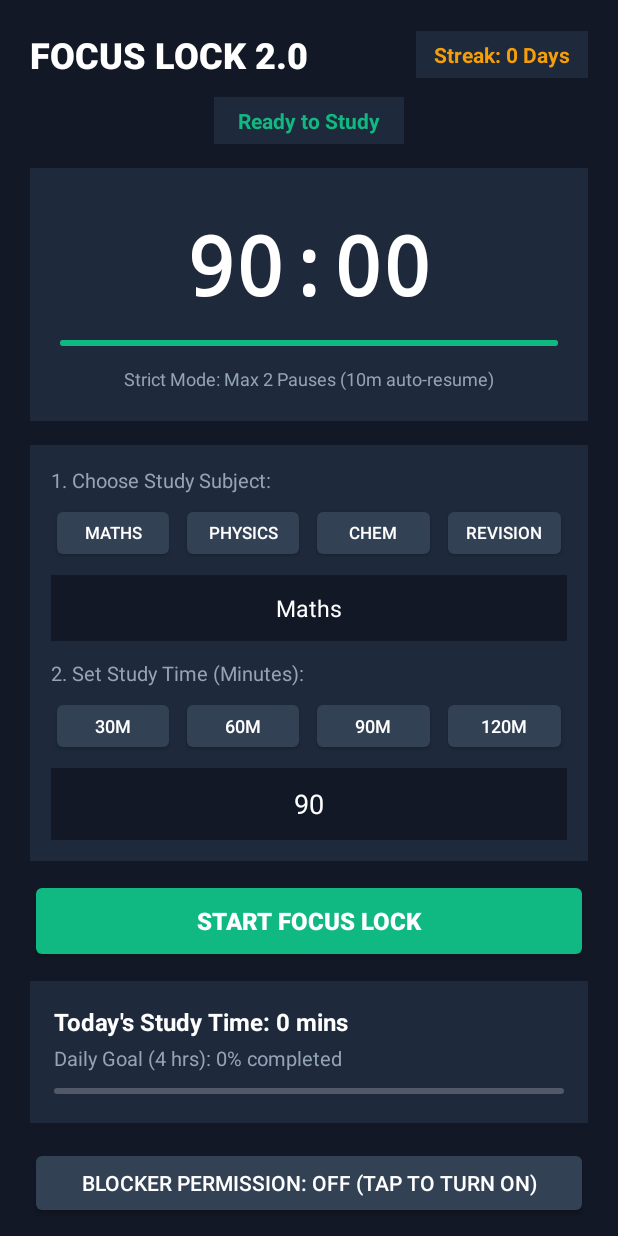
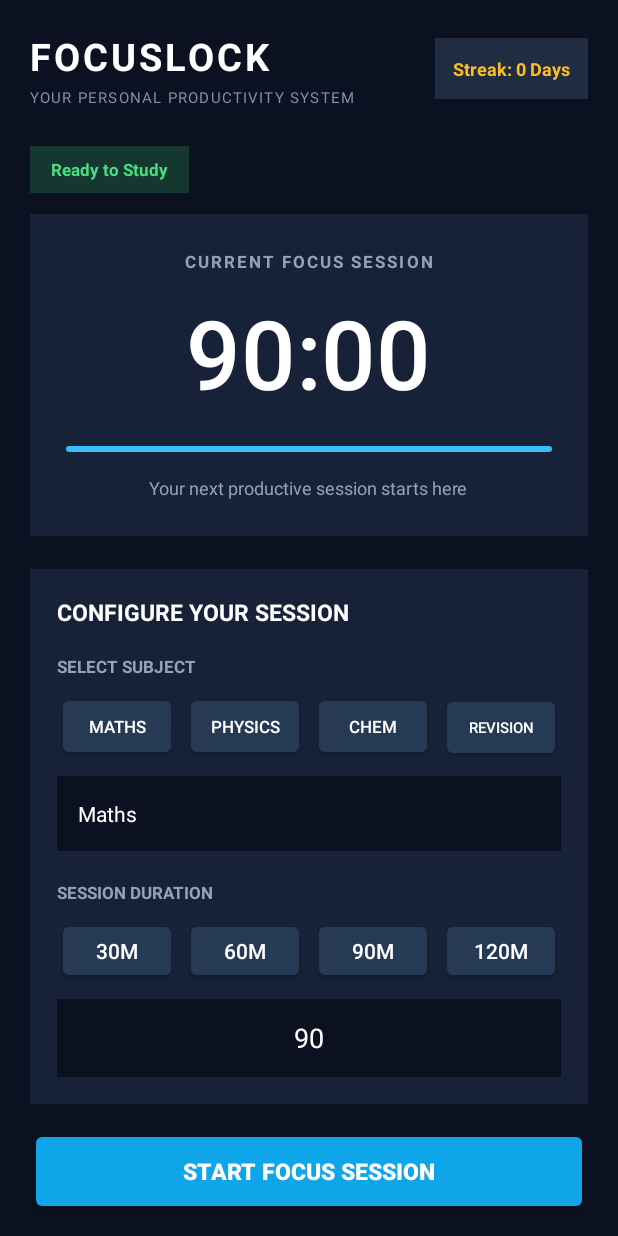
Before and after one commit to santraarya80-max/FocusLock, an Android app: the screen it shows after launch (MainActivity), on a phone screen of 412 x 824 dp. Run offline under Robolectric (Android 15) with nearby library versions, the phone set to English and light mode, and no system bars.

Commit message:
Update activity_main.xml

```diff
--- a/app/src/main/res/layout/activity_main.xml
+++ b/app/src/main/res/layout/activity_main.xml
@@ -1,305 +1,355 @@
+
 <?xml version="1.0" encoding="utf-8"?>
 <ScrollView xmlns:android="http://schemas.android.com/apk/res/android"
     android:layout_width="match_parent"
     android:layout_height="match_parent"
-    android:background="#121826"
-    android:fillViewport="true">
+    android:background="#0B1120"
+    android:fillViewport="true"
+    android:scrollbars="none">
 
     <LinearLayout
         android:layout_width="match_parent"
         android:layout_height="wrap_content"
-        android:gravity="center_horizontal"
         android:orientation="vertical"
         android:padding="20dp">
 
-        <!-- Top Header Row: Title and Streak Badge -->
+        <!-- HEADER -->
         <LinearLayout
             android:layout_width="match_parent"
             android:layout_height="wrap_content"
             android:gravity="center_vertical"
             android:orientation="horizontal">
 
-            <TextView
+            <LinearLayout
                 android:layout_width="0dp"
                 android:layout_height="wrap_content"
                 android:layout_weight="1"
-                android:fontFamily="sans-serif-medium"
-                android:text="FOCUS LOCK 2.0"
-                android:textColor="#FFFFFF"
-                android:textSize="24sp"
-                android:textStyle="bold" />
+                android:orientation="vertical">
+
+                <TextView
+                    android:layout_width="wrap_content"
+                    android:layout_height="wrap_content"
+                    android:text="FOCUSLOCK"
+                    android:textColor="#FFFFFF"
+                    android:textSize="25sp"
+                    android:textStyle="bold"
+                    android:letterSpacing="0.08" />
+
+                <TextView
+                    android:layout_width="wrap_content"
+                    android:layout_height="wrap_content"
+                    android:layout_marginTop="3dp"
+                    android:text="YOUR PERSONAL PRODUCTIVITY SYSTEM"
+                    android:textColor="#8190A8"
+                    android:textSize="10sp"
+                    android:letterSpacing="0.08" />
+            </LinearLayout>
 
             <TextView
                 android:id="@+id/tvStreakBadge"
                 android:layout_width="wrap_content"
                 android:layout_height="wrap_content"
-                android:background="#1E293B"
-                android:paddingLeft="12dp"
-                android:paddingTop="6dp"
-                android:paddingRight="12dp"
-                android:paddingBottom="6dp"
-                android:text="Streak: 0 Days"
-                android:textColor="#F59E0B"
-                android:textSize="14sp"
+                android:background="#202C42"
+                android:padding="12dp"
+                android:text="STREAK 0 DAYS"
+                android:textColor="#FBBF24"
+                android:textSize="12sp"
                 android:textStyle="bold" />
         </LinearLayout>
 
-        <!-- Status Badge -->
+        <!-- STATUS -->
         <TextView
             android:id="@+id/tvStatusBadge"
             android:layout_width="wrap_content"
             android:layout_height="wrap_content"
-            android:layout_marginTop="12dp"
-            android:background="#1E293B"
-            android:paddingLeft="16dp"
-            android:paddingTop="6dp"
-            android:paddingRight="16dp"
-            android:paddingBottom="6dp"
-            android:text="Ready to Study"
-            android:textColor="#10B981"
-            android:textSize="14sp"
+            android:layout_marginTop="25dp"
+            android:background="#15372F"
+            android:paddingLeft="14dp"
+            android:paddingTop="8dp"
+            android:paddingRight="14dp"
+            android:paddingBottom="8dp"
+            android:text="READY TO FOCUS"
+            android:textColor="#4ADE80"
+            android:textSize="11sp"
             android:textStyle="bold" />
 
-        <!-- Timer Card with Progress Bar -->
+        <!-- MAIN TIMER CARD -->
         <LinearLayout
             android:layout_width="match_parent"
             android:layout_height="wrap_content"
-            android:layout_marginTop="16dp"
-            android:layout_marginBottom="16dp"
-            android:background="#1E293B"
+            android:layout_marginTop="14dp"
+            android:background="#172238"
             android:gravity="center"
             android:orientation="vertical"
-            android:padding="20dp">
+            android:padding="24dp">
+
+            <TextView
+                android:layout_width="wrap_content"
+                android:layout_height="wrap_content"
+                android:text="CURRENT FOCUS SESSION"
+                android:textColor="#91A2BC"
+                android:textSize="11sp"
+                android:textStyle="bold"
+                android:letterSpacing="0.12" />
 
             <TextView
                 android:id="@+id/tvCurrentSubjectLabel"
                 android:layout_width="wrap_content"
                 android:layout_height="wrap_content"
-                android:text="Subject: Maths"
-                android:textColor="#94A3B8"
-                android:textSize="15sp"
+                android:layout_marginTop="16dp"
+                android:text="Current Subject: Maths"
+                android:textColor="#CBD5E1"
+                android:textSize="14sp"
                 android:textStyle="bold" />
 
             <TextView
                 android:id="@+id/tvTimerDisplay"
                 android:layout_width="wrap_content"
                 android:layout_height="wrap_content"
-                android:layout_marginTop="8dp"
-                android:layout_marginBottom="12dp"
-                android:fontFamily="monospace"
+                android:layout_marginTop="10dp"
+                android:fontFamily="sans-serif-light"
                 android:text="90:00"
                 android:textColor="#FFFFFF"
-                android:textSize="54sp"
+                android:textSize="64sp"
                 android:textStyle="bold" />
 
             <ProgressBar
                 android:id="@+id/progressBarTimerRing"
                 style="?android:attr/progressBarStyleHorizontal"
                 android:layout_width="match_parent"
-                android:layout_height="10dp"
+                android:layout_height="7dp"
+                android:layout_marginTop="18dp"
                 android:max="100"
                 android:progress="100"
-                android:progressTint="#10B981" />
+                android:progressTint="#38BDF8"
+                android:progressBackgroundTint="#334155" />
 
             <TextView
                 android:id="@+id/tvPauseInfo"
                 android:layout_width="wrap_content"
                 android:layout_height="wrap_content"
-                android:layout_marginTop="10dp"
-                android:text="Strict Mode: Max 2 Pauses (10m auto-resume)"
-                android:textColor="#94A3B8"
+                android:layout_marginTop="13dp"
+                android:text="Your next productive session starts here"
+                android:textColor="#91A2BC"
                 android:textSize="12sp" />
         </LinearLayout>
 
-        <!-- Setup Controls (Hidden while study timer is active) -->
+        <!-- SESSION SETUP -->
         <LinearLayout
             android:id="@+id/layoutSetupControls"
             android:layout_width="match_parent"
             android:layout_height="wrap_content"
-            android:layout_marginBottom="12dp"
-            android:background="#1E293B"
+            android:layout_marginTop="22dp"
+            android:background="#172238"
             android:orientation="vertical"
-            android:padding="14dp">
+            android:padding="18dp">
 
             <TextView
                 android:layout_width="wrap_content"
                 android:layout_height="wrap_content"
-                android:layout_marginBottom="6dp"
-                android:text="1. Choose Study Subject:"
-                android:textColor="#94A3B8"
-                android:textSize="13sp" />
+                android:text="CONFIGURE YOUR SESSION"
+                android:textColor="#FFFFFF"
+                android:textSize="15sp"
+                android:textStyle="bold" />
 
-            <!-- Quick Subject Buttons -->
+            <TextView
+                android:layout_width="wrap_content"
+                android:layout_height="wrap_content"
+                android:layout_marginTop="18dp"
+                android:text="SELECT SUBJECT"
+                android:textColor="#91A2BC"
+                android:textSize="11sp"
+                android:textStyle="bold" />
+
             <LinearLayout
                 android:layout_width="match_parent"
                 android:layout_height="wrap_content"
-                android:layout_marginBottom="8dp"
+                android:layout_marginTop="9dp"
                 android:orientation="horizontal">
 
                 <Button
                     android:id="@+id/btnSubjMaths"
                     android:layout_width="0dp"
-                    android:layout_height="40dp"
-                    android:layout_marginEnd="4dp"
+                    android:layout_height="46dp"
+                    android:layout_marginEnd="5dp"
                     android:layout_weight="1"
-                    android:backgroundTint="#334155"
+                    android:backgroundTint="#263A56"
                     android:text="Maths"
                     android:textColor="#FFFFFF"
-                    android:textSize="11sp" />
+                    android:textSize="11sp"
+                    android:minWidth="0dp"
+                    android:padding="2dp" />
 
                 <Button
                     android:id="@+id/btnSubjPhysics"
                     android:layout_width="0dp"
-                    android:layout_height="40dp"
-                    android:layout_marginEnd="4dp"
+                    android:layout_height="46dp"
+                    android:layout_marginEnd="5dp"
                     android:layout_weight="1"
-                    android:backgroundTint="#334155"
+                    android:backgroundTint="#263A56"
                     android:text="Physics"
                     android:textColor="#FFFFFF"
-                    android:textSize="11sp" />
+                    android:textSize="11sp"
+                    android:minWidth="0dp"
+                    android:padding="2dp" />
 
                 <Button
                     android:id="@+id/btnSubjChem"
                     android:layout_width="0dp"
-                    android:layout_height="40dp"
-                    android:layout_marginEnd="4dp"
+                    android:layout_height="46dp"
+                    android:layout_marginEnd="5dp"
                     android:layout_weight="1"
-                    android:backgroundTint="#334155"
+                    android:backgroundTint="#263A56"
                     android:text="Chem"
                     android:textColor="#FFFFFF"
-                    android:textSize="11sp" />
+                    android:textSize="11sp"
+                    android:minWidth="0dp"
+                    android:padding="2dp" />
 
                 <Button
                     android:id="@+id/btnSubjOther"
                     android:layout_width="0dp"
-                    android:layout_height="40dp"
+                    android:layout_height="46dp"
                     android:layout_weight="1"
-                    android:backgroundTint="#334155"
+                    android:backgroundTint="#263A56"
                     android:text="Revision"
                     android:textColor="#FFFFFF"
-                    android:textSize="11sp" />
+                    android:textSize="10sp"
+                    android:minWidth="0dp"
+                    android:padding="2dp" />
             </LinearLayout>
 
             <EditText
                 android:id="@+id/etSubjectInput"
                 android:layout_width="match_parent"
-                android:layout_height="44dp"
-                android:layout_marginBottom="12dp"
-                android:background="#121826"
-                android:gravity="center"
-                android:hint="Or type custom subject"
+                android:layout_height="50dp"
+                android:layout_marginTop="10dp"
+                android:background="#0B1120"
+                android:gravity="center_vertical"
+                android:paddingLeft="14dp"
+                android:paddingRight="14dp"
+                android:hint="Enter a custom subject"
                 android:inputType="textCapWords"
                 android:text="Maths"
                 android:textColor="#FFFFFF"
-                android:textColorHint="#94A3B8"
-                android:textSize="15sp" />
+                android:textColorHint="#64748B"
+                android:textSize="14sp" />
 
             <TextView
                 android:layout_width="wrap_content"
                 android:layout_height="wrap_content"
-                android:layout_marginBottom="6dp"
-                android:text="2. Set Study Time (Minutes):"
-                android:textColor="#94A3B8"
-                android:textSize="13sp" />
+                android:layout_marginTop="20dp"
+                android:text="SESSION DURATION"
+                android:textColor="#91A2BC"
+                android:textSize="11sp"
+                android:textStyle="bold" />
 
-            <!-- Quick Timer Preset Buttons -->
             <LinearLayout
                 android:layout_width="match_parent"
                 android:layout_height="wrap_content"
-                android:layout_marginBottom="8dp"
+                android:layout_marginTop="9dp"
                 android:orientation="horizontal">
 
                 <Button
                     android:id="@+id/btnPreset30"
                     android:layout_width="0dp"
-                    android:layout_height="40dp"
-                    android:layout_marginEnd="4dp"
+                    android:layout_height="44dp"
+                    android:layout_marginEnd="5dp"
                     android:layout_weight="1"
-                    android:backgroundTint="#334155"
+                    android:backgroundTint="#263A56"
                     android:text="30m"
                     android:textColor="#FFFFFF"
-                    android:textSize="12sp" />
+                    android:minWidth="0dp" />
 
                 <Button
                     android:id="@+id/btnPreset60"
                     android:layout_width="0dp"
-                    android:layout_height="40dp"
-                    android:layout_marginEnd="4dp"
+                    android:layout_height="44dp"
+                    android:layout_marginEnd="5dp"
                     android:layout_weight="1"
-                    android:backgroundTint="#334155"
+                    android:backgroundTint="#263A56"
                     android:text="60m"
                     android:textColor="#FFFFFF"
-                    android:textSize="12sp" />
+                    android:minWidth="0dp" />
 
                 <Button
                     android:id="@+id/btnPreset90"
                     android:layout_width="0dp"
-                    android:layout_height="40dp"
-                    android:layout_marginEnd="4dp"
+                    android:layout_height="44dp"
+                    android:layout_marginEnd="5dp"
                     android:layout_weight="1"
-                    android:backgroundTint="#334155"
+                    android:backgroundTint="#263A56"
                     android:text="90m"
                     android:textColor="#FFFFFF"
-                    android:textSize="12sp" />
+                    android:minWidth="0dp" />
 
                 <Button
                     android:id="@+id/btnPreset120"
                     android:layout_width="0dp"
-                    android:layout_height="40dp"
+                    android:layout_height="44dp"
                     android:layout_weight="1"
-                    android:backgroundTint="#334155"
+                    android:backgroundTint="#263A56"
                     android:text="120m"
                     android:textColor="#FFFFFF"
-                    android:textSize="12sp" />
+                    android:minWidth="0dp" />
             </LinearLayout>
 
             <EditText
                 android:id="@+id/etMinutesInput"
                 android:layout_width="match_parent"
-                android:layout_height="48dp"
-                android:background="#121826"
+                android:layout_height="52dp"
+                android:layout_marginTop="10dp"
+                android:background="#0B1120"
                 android:gravity="center"
-                android:hint="Enter minutes (e.g. 90)"
+                android:hint="Enter duration in minutes"
                 android:inputType="number"
                 android:text="90"
                 android:textColor="#FFFFFF"
-                android:textColorHint="#94A3B8"
+                android:textColorHint="#64748B"
                 android:textSize="18sp" />
         </LinearLayout>
 
-        <!-- Start Focus Button -->
+        <!-- START SESSION -->
         <Button
             android:id="@+id/btnStartFocus"
             android:layout_width="match_parent"
-            android:layout_height="56dp"
-            android:layout_marginBottom="12dp"
-            android:backgroundTint="#10B981"
-            android:text="START FOCUS LOCK"
+            android:layout_height="58dp"
+            android:layout_marginTop="16dp"
+            android:backgroundTint="#0EA5E9"
+            android:text="START FOCUS SESSION"
             android:textColor="#FFFFFF"
-            android:textSize="16sp"
+            android:textSize="15sp"
             android:textStyle="bold" />
 
-        <!-- Strict Pause / Resume Button -->
         <Button
             android:id="@+id/btnPauseResume"
             android:layout_width="match_parent"
-            android:layout_height="56dp"
-            android:layout_marginBottom="12dp"
-            android:backgroundTint="#F59E0B"
-            android:text="PAUSE TIMER (APPS STAY LOCKED)"
+            android:layout_height="54dp"
+            android:layout_marginTop="10dp"
+            android:backgroundTint="#D97706"
+            android:text="PAUSE / RESUME SESSION"
             android:textColor="#FFFFFF"
-            android:textSize="15sp"
+            android:textSize="14sp"
             android:textStyle="bold"
             android:visibility="gone" />
 
-        <!-- Daily Goal Progress & Today's Study Time Card -->
+        <!-- DAILY PERFORMANCE -->
+        <TextView
+            android:layout_width="wrap_content"
+            android:layout_height="wrap_content"
+            android:layout_marginTop="26dp"
+            android:text="TODAY'S PERFORMANCE"
+            android:textColor="#FFFFFF"
+            android:textSize="15sp"
+            android:textStyle="bold" />
+
         <LinearLayout
             android:layout_width="match_parent"
             android:layout_height="wrap_content"
-            android:layout_marginBottom="16dp"
-            android:background="#1E293B"
+            android:layout_marginTop="12dp"
+            android:background="#172238"
             android:orientation="vertical"
-            android:padding="16dp">
+            android:padding="18dp">
 
             <TextView
                 android:id="@+id/tvTodayStudyTime"
@@ -307,58 +357,80 @@
                 android:layout_height="wrap_content"
                 android:text="Today's Study Time: 0 mins"
                 android:textColor="#FFFFFF"
-                android:textSize="16sp"
+                android:textSize="17sp"
                 android:textStyle="bold" />
 
             <TextView
                 android:id="@+id/tvGoalProgressText"
                 android:layout_width="wrap_content"
                 android:layout_height="wrap_content"
-                android:layout_marginTop="4dp"
-                android:layout_marginBottom="8dp"
-                android:text="Daily Goal (4 hrs): 0%"
-                android:textColor="#94A3B8"
+                android:layout_marginTop="9dp"
+                android:text="Daily Goal: 0% completed"
+                android:textColor="#91A2BC"
                 android:textSize="13sp" />
 
             <ProgressBar
                 android:id="@+id/progressBarDailyGoal"
                 style="?android:attr/progressBarStyleHorizontal"
                 android:layout_width="match_parent"
-                android:layout_height="10dp"
+                android:layout_height="8dp"
+                android:layout_marginTop="12dp"
                 android:max="240"
                 android:progress="0"
-                android:progressTint="#10B981" />
+                android:progressTint="#38BDF8"
+                android:progressBackgroundTint="#334155" />
         </LinearLayout>
 
-        <!-- Permission, App Selection & History Buttons -->
+        <!-- APP BLOCKING -->
+        <TextView
+            android:layout_width="wrap_content"
+            android:layout_height="wrap_content"
+            android:layout_marginTop="26dp"
+            android:text="FOCUS PROTECTION"
+            android:textColor="#FFFFFF"
+            android:textSize="15sp"
+            android:textStyle="bold" />
+
         <Button
             android:id="@+id/btnEnableBlocker"
             android:layout_width="match_parent"
-            android:layout_height="48dp"
-            android:layout_marginBottom="8dp"
-            android:backgroundTint="#334155"
-            android:text="Blocker Permission: Tap to Enable"
+            android:layout_height="50dp"
+            android:layout_marginTop="12dp"
+            android:backgroundTint="#263A56"
+            android:text="Manage Blocker Permission"
             android:textColor="#FFFFFF"
-            android:textSize="14sp" />
+            android:textSize="13sp" />
 
         <Button
             android:id="@+id/btnSelectApps"
             android:layout_width="match_parent"
-            android:layout_height="48dp"
-            android:layout_marginBottom="8dp"
-            android:backgroundTint="#334155"
-            android:text="Select Distracting Apps to Block"
+            android:layout_height="50dp"
+            android:layout_marginTop="8dp"
+            android:backgroundTint="#263A56"
+            android:text="Manage Blocked Apps"
             android:textColor="#FFFFFF"
-            android:textSize="14sp" />
+            android:textSize="13sp" />
+
+        <!-- HISTORY -->
+        <TextView
+            android:layout_width="wrap_content"
+            android:layout_height="wrap_content"
+            android:layout_marginTop="26dp"
+            android:text="YOUR PROGRESS"
+            android:textColor="#FFFFFF"
+            android:textSize="15sp"
+            android:textStyle="bold" />
 
         <Button
             android:id="@+id/btnViewHistory"
             android:layout_width="match_parent"
-            android:layout_height="48dp"
-            android:backgroundTint="#334155"
-            android:text="View Study History and Subjects"
+            android:layout_height="50dp"
+            android:layout_marginTop="12dp"
+            android:layout_marginBottom="24dp"
+            android:backgroundTint="#263A56"
+            android:text="View Study Analytics"
             android:textColor="#FFFFFF"
-            android:textSize="14sp" />
+            android:textSize="13sp" />
 
     </LinearLayout>
 </ScrollView>
```
